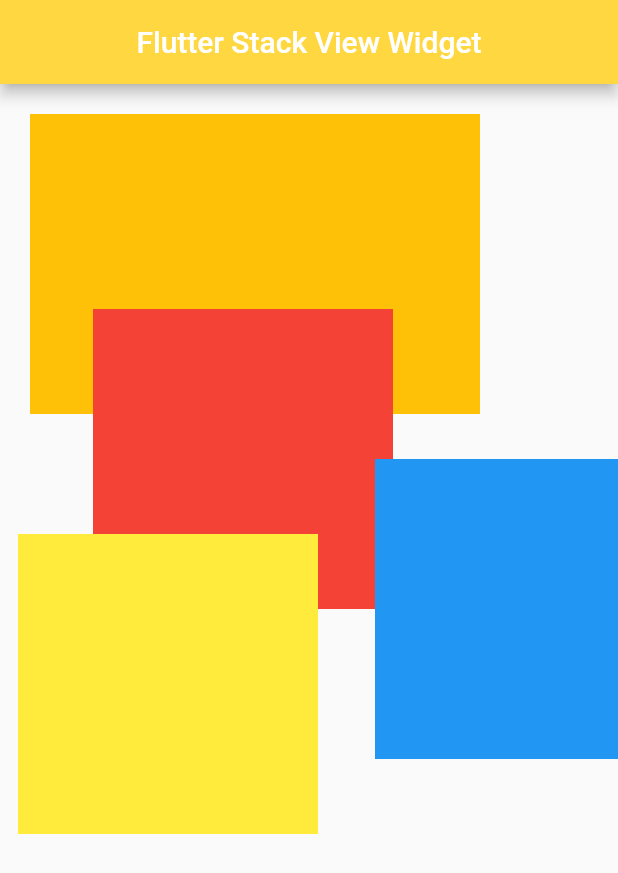
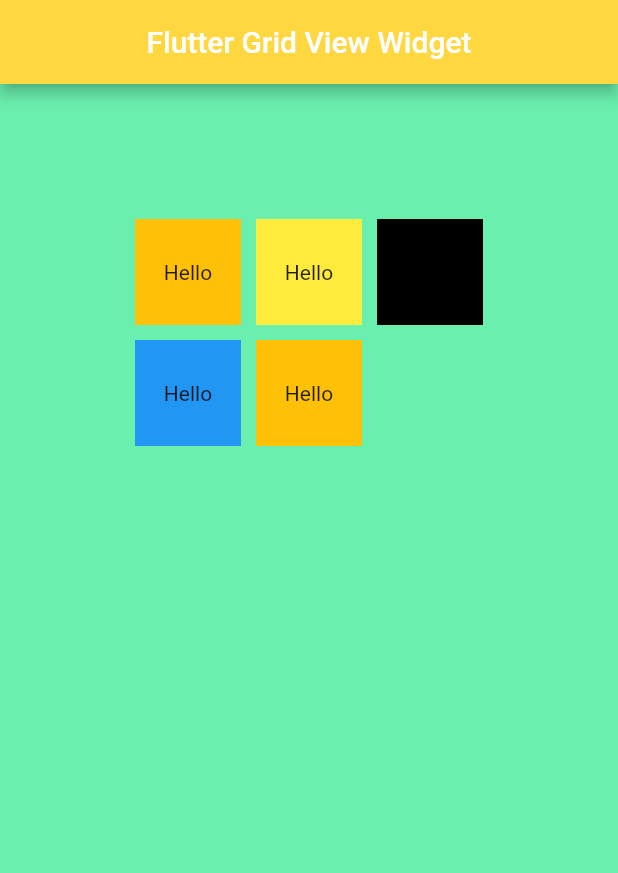
Before and after one commit to mdmanik74/Flutter-Day, a Flutter app: the screen it shows after launch, on a phone screen of 412 x 824 dp. Shown: the top 873 px of the screen. Run offline on Flutter 3.47's test engine with Material 2 defaults, Android fonts, the phone set to English and light mode, and no system bars.

Commit message:
Gridview  Widget

```diff
--- a/lib/main.dart
+++ b/lib/main.dart
@@ -1,6 +1,7 @@
 import 'package:flutter/material.dart';
 
-import 'source/stack_widget.dart';
+import 'source/grid_view.dart';
+//import 'source/stack_widget.dart';
 
 void main() {
   runApp(const MyApp());
@@ -16,11 +17,11 @@ class MyApp extends StatelessWidget {
       debugShowCheckedModeBanner: false,
       home: Scaffold(
         appBar: AppBar(
-          title: const Text('Flutter Stack View Widget'),
+          title: const Text('Flutter Grid View Widget'),
           backgroundColor: Colors.amberAccent,
           centerTitle: true,
         ),
-        body: const StackWidgets(),
+        body: const GridViews(),
         backgroundColor: Colors.greenAccent,
       ),
     );
--- /dev/null
+++ b/lib/source/grid_view.dart
@@ -0,0 +1,53 @@
+// ignore_for_file: camel_case_types, prefer_typing_uninitialized_variables
+
+import 'package:flutter/material.dart';
+
+class GridViews extends StatefulWidget {
+  const GridViews({Key? key}) : super(key: key);
+
+  @override
+  State<GridViews> createState() => _GridViewsState();
+}
+
+class _GridViewsState extends State<GridViews> {
+  @override
+  Widget build(BuildContext context) {
+    return Center(
+      child: Padding(
+        padding: const EdgeInsets.all(90.0),
+        child: GridView.count(
+          crossAxisCount: 3,
+          mainAxisSpacing: 10,
+          crossAxisSpacing: 10,
+          children: [
+            Container(
+              color: Colors.amber,
+              alignment: Alignment.center,
+              child: const Text('Hello'),
+            ),
+            Container(
+              color: Colors.yellow,
+              alignment: Alignment.center,
+              child: const Text('Hello'),
+            ),
+            Container(
+              color: Colors.black,
+              alignment: Alignment.center,
+              child: const Text('Hello'),
+            ),
+            Container(
+              color: Colors.blue,
+              alignment: Alignment.center,
+              child: const Text('Hello'),
+            ),
+            Container(
+              color: Colors.amber,
+              alignment: Alignment.center,
+              child: const Text('Hello'),
+            ),
+          ],
+        ),
+      ),
+    );
+  }
+}
```
